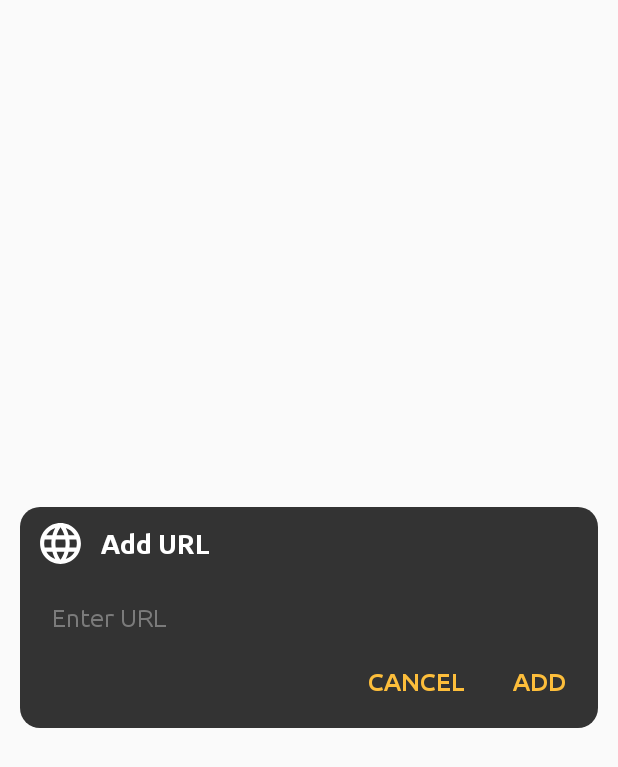
After one commit to nejezchleba-jan/NotesForMe, an Android app: the layout layout_add_url.xml on its own in the app's theme, with its tools: preview values and no code run, on a phone screen of 412 x 824 dp. The commit adds this screen. Shown: the top 767 px of the screen. Run offline under Robolectric (Android 15) with nearby library versions, the phone set to English and light mode, and no system bars.

Commit message:
Ver. 0.3
Added:
URL adding

```diff
--- /dev/null
+++ b/app/src/main/res/drawable/background_dialog.xml
@@ -0,0 +1,8 @@
+<?xml version="1.0" encoding="utf-8"?>
+<shape xmlns:android="http://schemas.android.com/apk/res/android"
+    android:shape="rectangle">
+
+    <solid android:color="@color/colorDefaultNoteColor"/>
+    <corners android:radius="@dimen/_10sdp"/>
+
+</shape>
--- /dev/null
+++ b/app/src/main/res/layout/layout_add_url.xml
@@ -0,0 +1,92 @@
+<?xml version="1.0" encoding="utf-8"?>
+<androidx.constraintlayout.widget.ConstraintLayout xmlns:android="http://schemas.android.com/apk/res/android"
+    xmlns:app="http://schemas.android.com/apk/res-auto"
+    android:id="@+id/layoutAddUrlContainer"
+    android:layout_width="match_parent"
+    android:layout_height="wrap_content"
+    android:layout_gravity="center_vertical"
+    android:layout_margin="@dimen/_10sdp"
+    android:background="@drawable/background_dialog">
+
+    <ImageView
+        android:id="@+id/imageAddURL"
+        android:layout_width="@dimen/_25sdp"
+        android:layout_height="@dimen/_25sdp"
+        android:layout_marginStart="@dimen/_8sdp"
+        android:layout_marginTop="8dp"
+        android:contentDescription="@string/app_name"
+        android:src="@drawable/ic_web_link"
+        android:tint="@color/colorWhite"
+        app:layout_constraintStart_toStartOf="parent"
+        app:layout_constraintTop_toTopOf="parent" />
+
+    <TextView
+        android:layout_width="0dp"
+        android:layout_height="wrap_content"
+        android:layout_marginStart="@dimen/_8sdp"
+        android:layout_marginEnd="@dimen/_8sdp"
+        android:fontFamily="@font/ubuntu_bold"
+        android:includeFontPadding="false"
+        android:text="@string/add_url"
+        android:textColor="@color/colorWhite"
+        android:textSize="@dimen/_14ssp"
+        app:layout_constraintBottom_toBottomOf="@id/imageAddURL"
+        app:layout_constraintEnd_toEndOf="parent"
+        app:layout_constraintStart_toEndOf="@id/imageAddURL"
+        app:layout_constraintTop_toTopOf="@id/imageAddURL"/>
+
+    <EditText
+        android:id="@+id/inputURL"
+        android:layout_width="match_parent"
+        android:layout_height="@dimen/_35sdp"
+        android:layout_marginStart="@dimen/_8sdp"
+        android:layout_marginTop="@dimen/_8sdp"
+        android:layout_marginEnd="@dimen/_8sdp"
+        android:background="@null"
+        android:fontFamily="@font/ubuntu_regular"
+        android:gravity="center_vertical"
+        android:hint="@string/enter_url"
+        android:textColorHint="@color/colorTextHint"
+        android:textColor="@color/colorWhite"
+        android:imeOptions="actionDone"
+        android:importantForAutofill="no"
+        android:includeFontPadding="false"
+        android:inputType="textUri"
+        android:paddingStart="@dimen/_8sdp"
+        android:paddingEnd="@dimen/_8sdp"
+        android:textSize="@dimen/_13ssp"
+        app:layout_constraintTop_toBottomOf="@id/imageAddURL"/>
+
+    <TextView
+        android:id="@+id/textAdd"
+        android:layout_width="wrap_content"
+        android:layout_height="wrap_content"
+        android:layout_marginEnd="@dimen/_8sdp"
+        android:layout_marginBottom="@dimen/_8sdp"
+        android:fontFamily="@font/ubuntu_medium"
+        android:includeFontPadding="false"
+        android:padding="@dimen/_8sdp"
+        android:text="@string/add"
+        android:textColor="@color/colorAccent"
+        android:textSize="@dimen/_13ssp"
+        app:layout_constraintBottom_toBottomOf="parent"
+        app:layout_constraintEnd_toEndOf="parent"
+        app:layout_constraintTop_toBottomOf="@id/inputURL"/>
+
+    <TextView
+        android:id="@+id/textCancel"
+        android:layout_width="wrap_content"
+        android:layout_height="wrap_content"
+        android:layout_marginEnd="@dimen/_8sdp"
+        android:layout_marginBottom="@dimen/_8sdp"
+        android:fontFamily="@font/ubuntu_medium"
+        android:includeFontPadding="false"
+        android:padding="@dimen/_8sdp"
+        android:text="@string/cancel"
+        android:textColor="@color/colorAccent"
+        android:textSize="@dimen/_13ssp"
+        app:layout_constraintBottom_toBottomOf="parent"
+        app:layout_constraintEnd_toStartOf="@id/textAdd"
+        app:layout_constraintTop_toBottomOf="@id/inputURL"/>
+
+</androidx.constraintlayout.widget.ConstraintLayout>
--- a/app/src/main/res/values/strings.xml
+++ b/app/src/main/res/values/strings.xml
@@ -9,4 +9,8 @@
     <string name="miscellaneous">Miscellaneous</string>
     <string name="pick_color">Pick Color:</string>
     <string name="add_image">Add Image</string>
+    <string name="add">ADD</string>
+    <string name="enter_url">Enter URL</string>
+    <string name="add_url">Add URL</string>
+    <string name="cancel">CANCEL</string>
 </resources>
```
Also changed, not shown: app/src/main/java/com/example/notesforme/activities/CreateNoteActivity.java (+65 -0 lines), app/src/main/res/layout/activity_create_note.xml (+25 -1 lines).
